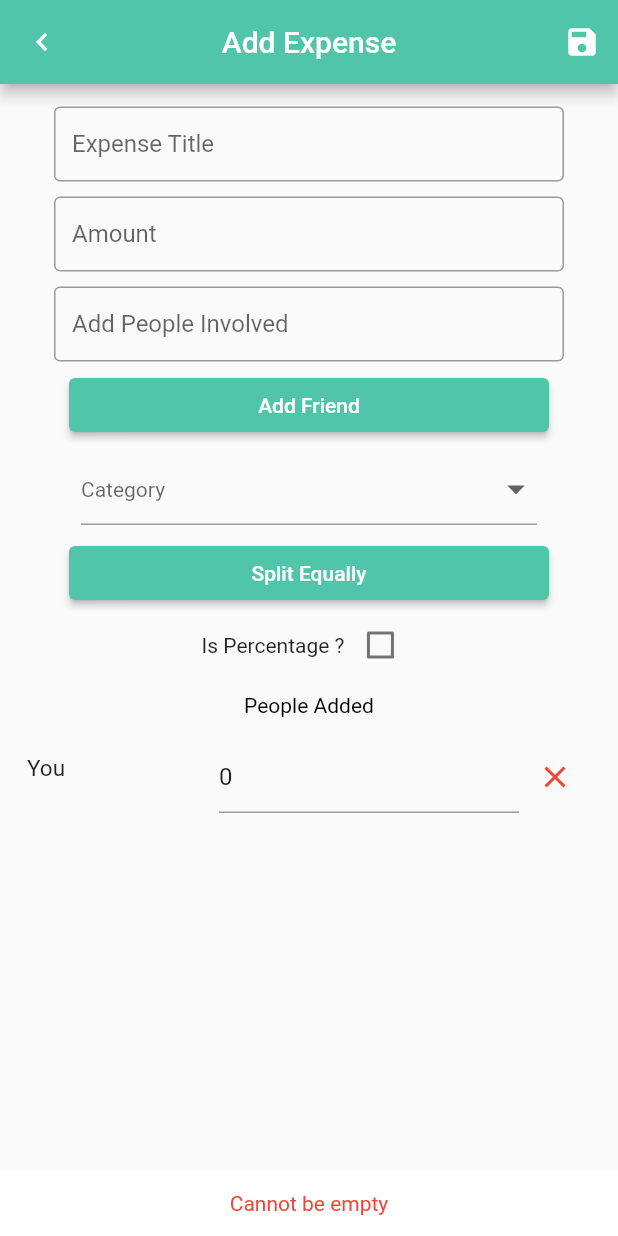
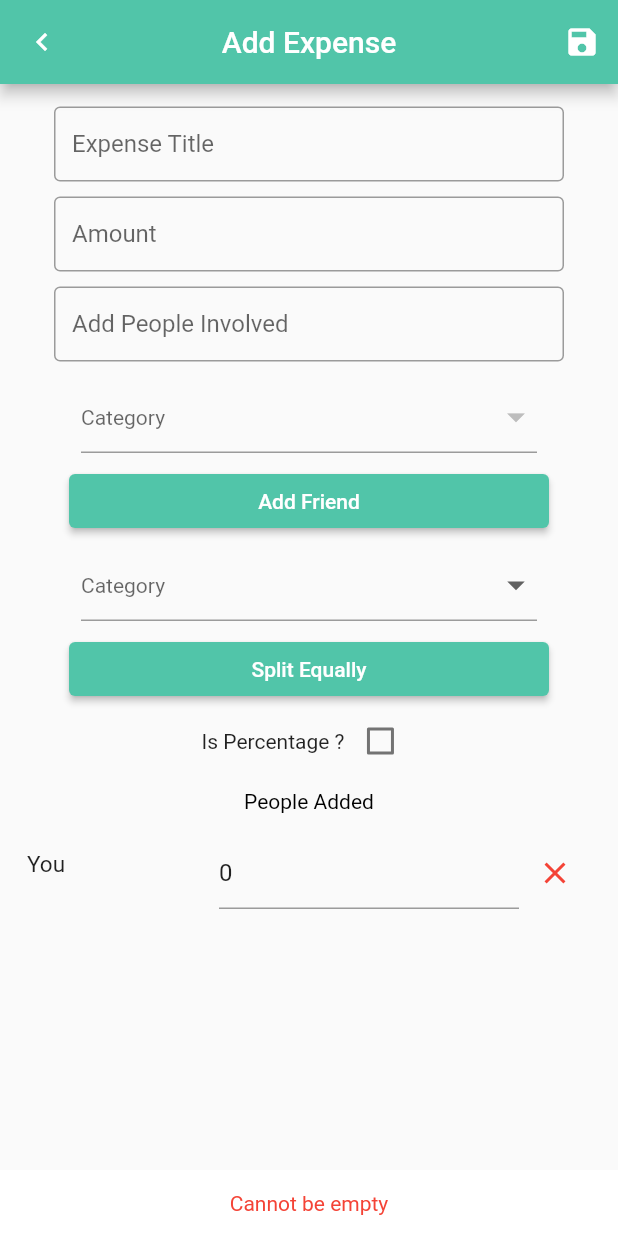
Before and after one commit to Hareesh-Nandigrama/splitwise, a Flutter app: the AddExpensePage screen opened directly with empty values, after a tap on "Add Friend", on a phone screen of 412 x 824 dp. Run offline on Flutter 3.47's test engine with Material 2 defaults, Android fonts, the phone set to English and light mode, and no system bars; our stand-ins replace cloud_firestore, firebase_auth, firebase_core, firebase_storage, flutter_mobx, image_picker and 1 more; accounts and stored records are empty; generated files the repository leaves out were written again.

Commit message:
changed textfield to dropdown

```diff
--- a/lib/functions/email_to_uid.dart
+++ b/lib/functions/email_to_uid.dart
@@ -25,3 +25,15 @@ String UIDN(String uid)
 {
   return MappingStore.mapping[uid]!;
 }
+
+String NUID(String name)
+{
+  for(String uid in MappingStore.mapping.keys)
+  {
+    if(MappingStore.mapping[uid] == name)
+    {
+      return uid;
+    }
+  }
+  return "NOT FOUND";
+}
--- a/lib/screens/expenses/add_expense.dart
+++ b/lib/screens/expenses/add_expense.dart
@@ -32,6 +32,7 @@ class _AddExpensePageState extends State<AddExpensePage> {
   bool isPercentage = false;
   bool isLoading = false;
   String? cat;
+  String? friend;
   void split()
   {
     if(amount.text == '' || amount.text.isEmpty)
@@ -80,12 +81,18 @@ class _AddExpensePageState extends State<AddExpensePage> {
 
   void addPerson()
   {
-    if(email.text == '')
+    if(friend == null)
+      {
+        popUp("Cannot be empty", context, 1, 500, Colors.red);
+        return;
+      }
+    String a = UIDE(NUID(friend!));
+    if(a == '')
     {
       popUp("Cannot be empty", context, 1, 500, Colors.red);
       return;
     }
-    else if(people.contains(email.text))
+    else if(people.contains(a))
     {
       popUp("Already Added", context, 1, 500, Colors.red);
       return;
@@ -94,10 +101,10 @@ class _AddExpensePageState extends State<AddExpensePage> {
     {
       if(widget.grpModel.creator == 'ADMIN__ADMIN')
       {
-        if(UserStore.friends.containsKey(EUID(email.text)))
+        if(UserStore.friends.containsKey(EUID(a)))
         {
-          people.add(email.text);
-          tmp[email.text] = TextEditingController();
+          people.add(a);
+          tmp[a] = TextEditingController();
           popUp("Added", context, 1, 500, Colors.green);
           setState(() {});
           return;
@@ -111,10 +118,10 @@ class _AddExpensePageState extends State<AddExpensePage> {
       }
       else
       {
-        if(widget.grpModel.balances.containsKey(EUID(email.text)))
+        if(widget.grpModel.balances.containsKey(EUID(a)))
         {
-          people.add(email.text);
-          tmp[email.text] = TextEditingController();
+          people.add(a);
+          tmp[a] = TextEditingController();
           popUp("Added", context, 1, 500, Colors.green);
           setState(() {});
           return;
@@ -246,6 +253,16 @@ class _AddExpensePageState extends State<AddExpensePage> {
                   InField('Expense Title', false, name, 0, 0),
                   InField('Amount', false, amount, 10, 0),
                   InField("Add People Involved", false, email,0,0),
+                  SizedBox(
+                    width: 320,
+                    child: CustomDropDown(items: UserStore.getFriends(), hintText: 'Category', onChanged: (String val){
+                      setState(() {
+                       friend = val;
+                      });
+
+                    },
+                      value: friend,),
+                  ),
                   ElevatedButton(
                     onPressed: (){
                       addPerson();
--- a/lib/stores/user_store.dart
+++ b/lib/stores/user_store.dart
@@ -1,3 +1,4 @@
+import '../functions/email_to_uid.dart';
 import '../models/user_friends_model.dart';
 import '../models/user_groups_model.dart';
 
@@ -62,6 +63,18 @@ class UserStore
 
   }
 
+  static List<String> getFriends()
+  {
+    List<String> e = [];
+    for(String key in friends.keys)
+      {
+        e.add(UIDN(key));
+      }
+    return e;
+
+  }
+
+
 
 
 }
```
